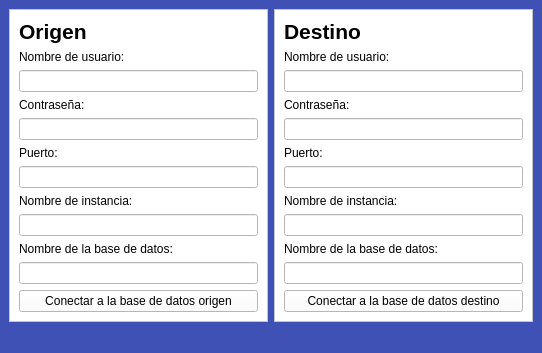
Qt form MainWindow.ui (carlosvelaquez/Proyecto2-TBD2) before a commit.
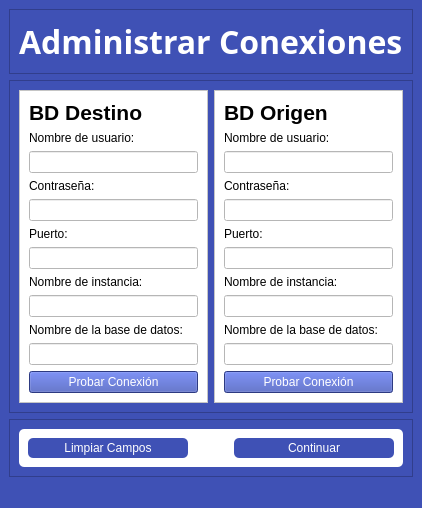
The same form after that commit.

Diff of the .ui file:
```diff
--- a/MainWindow.ui
+++ b/MainWindow.ui
@@ -6,8 +6,8 @@
    <rect>
     <x>0</x>
     <y>0</y>
-    <width>542</width>
-    <height>344</height>
+    <width>414</width>
+    <height>377</height>
    </rect>
   </property>
   <property name="windowTitle">
@@ -17,7 +17,139 @@
    <string notr="true">background-color:#3F51B5;</string>
   </property>
   <widget class="QWidget" name="centralwidget">
+   <layout class="QVBoxLayout" name="verticalLayout_2">
+    <item>
+     <widget class="QFrame" name="frame_2">
+      <property name="frameShape">
+       <enum>QFrame::StyledPanel</enum>
+      </property>
+      <property name="frameShadow">
+       <enum>QFrame::Raised</enum>
+      </property>
+      <layout class="QHBoxLayout" name="horizontalLayout_2">
+       <item>
+        <widget class="QLabel" name="label_8">
+         <property name="font">
+          <font>
+           <family>Montserrat SemiBold</family>
+           <pointsize>24</pointsize>
+           <weight>75</weight>
+           <bold>true</bold>
+          </font>
+         </property>
+         <property name="styleSheet">
+          <string notr="true">color:white;</string>
+         </property>
+         <property name="text">
+          <string>Administrar Conexiones</string>
+         </property>
+        </widget>
+       </item>
+      </layout>
+     </widget>
+    </item>
+    <item>
+     <widget class="QFrame" name="frame">
+      <property name="styleSheet">
+       <string notr="true"/>
+      </property>
+      <property name="frameShape">
+       <enum>QFrame::StyledPanel</enum>
+      </property>
+      <property name="frameShadow">
+       <enum>QFrame::Raised</enum>
+      </property>
    <layout class="QHBoxLayout" name="horizontalLayout">
+       <item>
+        <widget class="QFrame" name="frameDestino">
+         <property name="styleSheet">
+          <string notr="true">background-color: white;</string>
+         </property>
+         <property name="frameShape">
+          <enum>QFrame::StyledPanel</enum>
+         </property>
+         <property name="frameShadow">
+          <enum>QFrame::Raised</enum>
+         </property>
+         <layout class="QVBoxLayout" name="verticalLayout_3">
+          <item>
+           <widget class="QLabel" name="label_2">
+            <property name="font">
+             <font>
+              <pointsize>16</pointsize>
+              <weight>75</weight>
+              <bold>true</bold>
+             </font>
+            </property>
+            <property name="text">
+             <string>BD Destino</string>
+            </property>
+           </widget>
+          </item>
+          <item>
+           <widget class="QLabel" name="label_18">
+            <property name="text">
+             <string>Nombre de usuario:</string>
+            </property>
+           </widget>
+          </item>
+          <item>
+           <widget class="QLineEdit" name="lineEditUserName_Destino"/>
+          </item>
+          <item>
+           <widget class="QLabel" name="label_15">
+            <property name="text">
+             <string>Contraseña:</string>
+            </property>
+           </widget>
+          </item>
+          <item>
+           <widget class="QLineEdit" name="lineEditPasswordDestino"/>
+          </item>
+          <item>
+           <widget class="QLabel" name="label_16">
+            <property name="text">
+             <string>Puerto:</string>
+            </property>
+           </widget>
+          </item>
+          <item>
+           <widget class="QLineEdit" name="lineEditPortDestino"/>
+          </item>
+          <item>
+           <widget class="QLabel" name="label_17">
+            <property name="text">
+             <string>Nombre de instancia:</string>
+            </property>
+           </widget>
+          </item>
+          <item>
+           <widget class="QLineEdit" name="lineEditInstanceNameDestino"/>
+          </item>
+          <item>
+           <widget class="QLabel" name="label_14">
+            <property name="text">
+             <string>Nombre de la base de datos:</string>
+            </property>
+           </widget>
+          </item>
+          <item>
+           <widget class="QLineEdit" name="lineEditDatabaseNameDestino"/>
+          </item>
+          <item>
+           <widget class="QPushButton" name="pushButtonConnectDBD">
+            <property name="styleSheet">
+             <string notr="true">	color: white;
+	background-color: #3F51B5;</string>
+            </property>
+            <property name="text">
+             <string>Probar Conexión</string>
+            </property>
+           </widget>
+          </item>
+         </layout>
+        </widget>
+       </item>
     <item>
      <widget class="QFrame" name="frameOrigen">
       <property name="styleSheet">
@@ -41,7 +173,7 @@
           </font>
          </property>
          <property name="text">
-          <string>Origen</string>
+             <string>BD Origen</string>
          </property>
         </widget>
        </item>
@@ -98,97 +230,96 @@
        <item>
         <widget class="QPushButton" name="pushButtonConnectDBO">
          <property name="styleSheet">
+             <string notr="true">	color: white;
+	background-color: #3F51B5;</string>
+            </property>
+            <property name="text">
+             <string>Probar Conexión</string>
+            </property>
+           </widget>
+          </item>
+         </layout>
+        </widget>
+       </item>
+      </layout>
+     </widget>
+    </item>
+    <item>
+     <widget class="QFrame" name="frame_3">
+      <property name="styleSheet">
           <string notr="true"/>
          </property>
+      <property name="frameShape">
+       <enum>QFrame::StyledPanel</enum>
+      </property>
+      <property name="frameShadow">
+       <enum>QFrame::Raised</enum>
+      </property>
+      <layout class="QHBoxLayout" name="horizontalLayout_3">
+       <item>
+        <widget class="QFrame" name="frame_5">
+         <property name="styleSheet">
+          <string notr="true">background-color: white;
+border-radius: 5px;</string>
+         </property>
+         <property name="frameShape">
+          <enum>QFrame::StyledPanel</enum>
+         </property>
+         <property name="frameShadow">
+          <enum>QFrame::Raised</enum>
+         </property>
+         <layout class="QHBoxLayout" name="horizontalLayout_4">
+          <item>
+           <widget class="QPushButton" name="pushButtonConnectDBD_2">
+            <property name="sizePolicy">
+             <sizepolicy hsizetype="Minimum" vsizetype="Expanding">
+              <horstretch>0</horstretch>
+              <verstretch>0</verstretch>
+             </sizepolicy>
+            </property>
+            <property name="styleSheet">
+             <string notr="true">	color: white;
+	background-color: #3F51B5;</string>
+            </property>
          <property name="text">
-          <string>Conectar a la base de datos origen</string>
+             <string>Limpiar Campos</string>
+            </property>
+           </widget>
+          </item>
+          <item>
+           <spacer name="horizontalSpacer">
+            <property name="orientation">
+             <enum>Qt::Horizontal</enum>
+            </property>
+            <property name="sizeType">
+             <enum>QSizePolicy::Minimum</enum>
+            </property>
+            <property name="sizeHint" stdset="0">
+             <size>
+              <width>40</width>
+              <height>20</height>
+             </size>
+            </property>
+           </spacer>
+          </item>
+          <item>
+           <widget class="QPushButton" name="pushButtonConnectDBD_3">
+            <property name="sizePolicy">
+             <sizepolicy hsizetype="Minimum" vsizetype="Expanding">
+              <horstretch>0</horstretch>
+              <verstretch>0</verstretch>
+             </sizepolicy>
+            </property>
+            <property name="styleSheet">
+             <string notr="true">	color: white;
+	background-color: #3F51B5;</string>
+            </property>
+            <property name="text">
+             <string>Continuar</string>
          </property>
         </widget>
        </item>
       </layout>
-     </widget>
-    </item>
-    <item>
-     <widget class="QFrame" name="frameDestino">
-      <property name="styleSheet">
-       <string notr="true">background-color: white;</string>
-      </property>
-      <property name="frameShape">
-       <enum>QFrame::StyledPanel</enum>
-      </property>
-      <property name="frameShadow">
-       <enum>QFrame::Raised</enum>
-      </property>
-      <layout class="QVBoxLayout" name="verticalLayout_3">
-       <item>
-        <widget class="QLabel" name="label_2">
-         <property name="font">
-          <font>
-           <pointsize>16</pointsize>
-           <weight>75</weight>
-           <bold>true</bold>
-          </font>
-         </property>
-         <property name="text">
-          <string>Destino</string>
-         </property>
-        </widget>
-       </item>
-       <item>
-        <widget class="QLabel" name="label_18">
-         <property name="text">
-          <string>Nombre de usuario:</string>
-         </property>
-        </widget>
-       </item>
-       <item>
-        <widget class="QLineEdit" name="lineEditUserName_Destino"/>
-       </item>
-       <item>
-        <widget class="QLabel" name="label_15">
-         <property name="text">
-          <string>Contraseña:</string>
-         </property>
-        </widget>
-       </item>
-       <item>
-        <widget class="QLineEdit" name="lineEditPasswordDestino"/>
-       </item>
-       <item>
-        <widget class="QLabel" name="label_16">
-         <property name="text">
-          <string>Puerto:</string>
-         </property>
-        </widget>
-       </item>
-       <item>
-        <widget class="QLineEdit" name="lineEditPortDestino"/>
-       </item>
-       <item>
-        <widget class="QLabel" name="label_17">
-         <property name="text">
-          <string>Nombre de instancia:</string>
-         </property>
-        </widget>
-       </item>
-       <item>
-        <widget class="QLineEdit" name="lineEditInstanceNameDestino"/>
-       </item>
-       <item>
-        <widget class="QLabel" name="label_14">
-         <property name="text">
-          <string>Nombre de la base de datos:</string>
-         </property>
-        </widget>
-       </item>
-       <item>
-        <widget class="QLineEdit" name="lineEditDatabaseNameDestino"/>
-       </item>
-       <item>
-        <widget class="QPushButton" name="pushButtonConnectDBD">
-         <property name="text">
-          <string>Conectar a la base de datos destino</string>
-         </property>
         </widget>
        </item>
       </layout>
```
Lines whose indentation alone changed are shown as unchanged.
